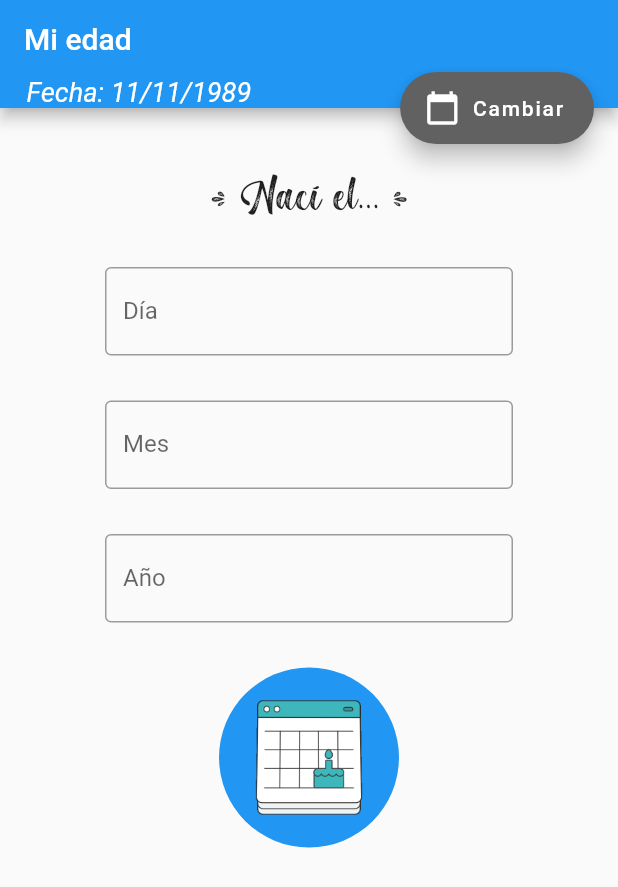
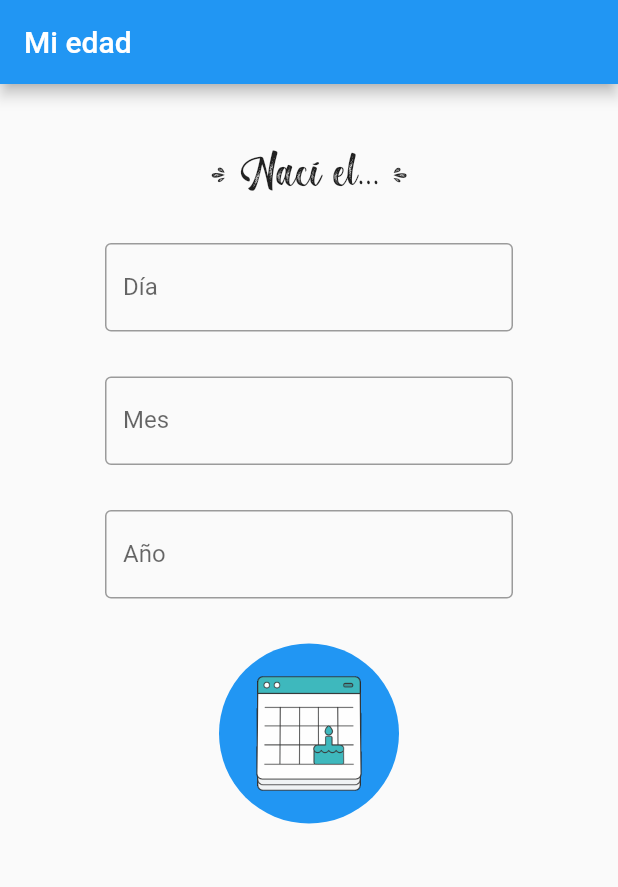
Before and after one commit to EddFlores/mi-edad-flutterapp, a Flutter app: the screen it shows after launch, on a phone screen of 412 x 824 dp. Shown: the top 887 px of the screen. Run offline on Flutter 3.47's test engine with Material 2 defaults, Android fonts, the phone set to English and light mode, and no system bars.

Commit message:
Botón de Scaffold quitado

```diff
--- a/lib/src/functions/calcular_funcion.dart
+++ b/lib/src/functions/calcular_funcion.dart
@@ -1,14 +1,15 @@
-String calcularEdad(int miDia, int miMes, int miAnio) {
+String calcularEdad(
+    int miDia, int miMes, int miAnio, int dia, int mes, int anio) {
   int anioCalculado = 0;
   int mesCalculado = 0;
   int diaCalculado = 0;
 
-  String fechaHoy = new DateTime.now().toString();
+  // String fechaHoy = new DateTime.now().toString();
 
-  //Convierte la fechaHoy a variables enteras
-  int anio = int.parse(fechaHoy.substring(0, 4));
-  int mes = int.parse(fechaHoy.substring(5, 7));
-  int dia = int.parse(fechaHoy.substring(8, 10));
+  // //Convierte la fechaHoy a variables enteras
+  // int anio = int.parse(fechaHoy.substring(0, 4));
+  // int mes = int.parse(fechaHoy.substring(5, 7));
+  // int dia = int.parse(fechaHoy.substring(8, 10));
 
   anioCalculado = anio - miAnio;
 
@@ -16,7 +17,7 @@ String calcularEdad(int miDia, int miMes, int miAnio) {
       miDia > 31 ||
       miMes > 12 ||
       miMes < 1 ||
-      miAnio < anio ||
+      miAnio > anio ||
       anioCalculado < 0) {
     return 'Oooops!\n\nDatos no válidos';
   }
--- a/lib/src/pages/page1.dart
+++ b/lib/src/pages/page1.dart
@@ -9,9 +9,28 @@ class Page1 extends StatefulWidget {
 
 class _Page1State extends State<Page1> {
   bool _selected = false;
+  int miDia = 11;
+  int miMes = 11;
+  int miAnio = 1989;
+  int dia = 0;
+  int mes = 0;
+  int anio = 0;
+
+  // Obtiene la fecha de hoy
+  String fechaHoy = new DateTime.now().toString();
+
+  // //Convierte la fechaHoy a variables enteras
+  // int anio = int.parse(fechaHoy.substring(0, 4));
+  // int mes = int.parse(fechaHoy.substring(5, 7));
+  // int dia = int.parse(fechaHoy.substring(8, 10));
 
   @override
   Widget build(BuildContext context) {
+    //Convierte la fechaHoy a variables enteras
+    anio = int.parse(fechaHoy.substring(0, 4));
+    mes = int.parse(fechaHoy.substring(5, 7));
+    dia = int.parse(fechaHoy.substring(8, 10));
+
     return Column(
       children: [
         SizedBox(height: 40.0),
@@ -56,6 +75,8 @@ class _Page1State extends State<Page1> {
 
   // Cambia el contenido del botón principal de acuerdo a la acción
   Widget _contenidoBoton() {
+    print('$anio-$mes-$dia');
+    print('$miAnio-$miMes-$miDia');
     if (_selected) {
       return Container(
         color: Colors.transparent,
@@ -71,8 +92,8 @@ class _Page1State extends State<Page1> {
                 children: [
                   SizedBox(height: 40.0),
                   Text(
-                    calcularEdad(
-                        33, 11, 1989), // Llama a la función calcularEdad
+                    calcularEdad(miDia, miMes, miAnio, dia, mes,
+                        anio), // Llama a la función calcularEdad
                     textAlign: TextAlign.center,
                     style: TextStyle(
                         color: Colors.white,
--- a/lib/src/pages/principal_page.dart
+++ b/lib/src/pages/principal_page.dart
@@ -7,40 +7,22 @@ class PrincipalPage extends StatefulWidget {
 }
 
 class _PrincipalPageState extends State<PrincipalPage> {
-  int dia = 11;
-  int mes = 11;
-  int anio = 1989;
   @override
   Widget build(BuildContext context) {
     return Scaffold(
       appBar: AppBar(
         title: Text('Mi edad'),
-        bottom: PreferredSize(
-          preferredSize: Size.fromHeight(16.0),
-          child: Container(
-            alignment: Alignment.centerLeft,
-            child: Text(
-              '    Fecha: $dia/$mes/$anio',
-              style: TextStyle(
-                color: Colors.white,
-                fontSize: 18.0,
-                fontStyle: FontStyle.italic,
-                // fontFamily: 'Milla',
-              ),
-            ),
-          ),
-        ),
       ),
       body: SingleChildScrollView(child: Page1()),
-      floatingActionButton: FloatingActionButton.extended(
-        backgroundColor: Colors.grey[700],
-        label: Text('Cambiar'),
-        icon: Icon(Icons.calendar_today),
-        onPressed: () {
-          alertaCambiarFecha(context);
-        },
-      ),
-      floatingActionButtonLocation: FloatingActionButtonLocation.endTop,
+      // floatingActionButton: FloatingActionButton.extended(
+      //   backgroundColor: Colors.grey[700],
+      //   label: Text('Cambiar'),
+      //   icon: Icon(Icons.calendar_today),
+      //   onPressed: () {
+      //     alertaCambiarFecha(context);
+      //   },
+      // ),
+      // floatingActionButtonLocation: FloatingActionButtonLocation.endTop,
     );
   }
 }
```
